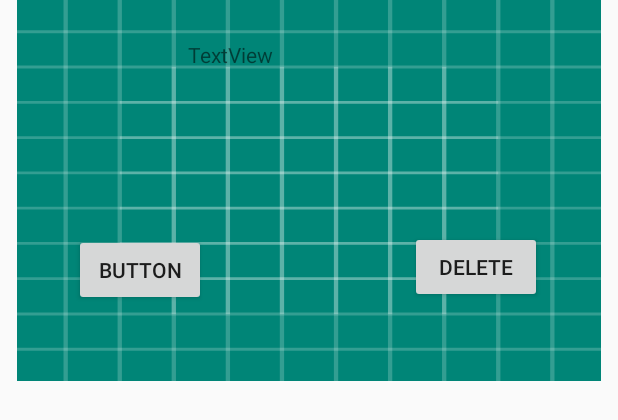
After one commit to barlettacoding/BarlettAPP, an Android app: the layout popup_util.xml on its own in the app's theme, with its tools: preview values and no code run, on a phone screen of 412 x 824 dp. The commit adds this screen. Shown: the top 420 px of the screen. Run offline under Robolectric (Android 15) with nearby library versions, the phone set to English and light mode, and no system bars; network calls fail.

Commit message:
Added id photo Fixed missing title. Added popup utils.

```diff
--- a/app/src/main/java/barletta/coding/barlettapp/UserDiaryList.java
+++ b/app/src/main/java/barletta/coding/barlettapp/UserDiaryList.java
@@ -82,4 +82,6 @@ public class UserDiaryList extends Fragment {
     }
 
 
+
+
 }
--- /dev/null
+++ b/app/src/main/res/layout/popup_util.xml
@@ -0,0 +1,52 @@
+<?xml version="1.0" encoding="utf-8"?>
+<android.support.constraint.ConstraintLayout
+    xmlns:android="http://schemas.android.com/apk/res/android"
+    xmlns:app="http://schemas.android.com/apk/res-auto"
+    xmlns:tools="http://schemas.android.com/tools"
+    android:layout_width="match_parent"
+    android:layout_height="match_parent">
+
+    <RelativeLayout
+        android:id="@+id/relativeLPopup"
+        android:layout_width="389dp"
+        android:layout_height="254dp"
+        android:layout_marginStart="8dp"
+        android:layout_marginEnd="8dp"
+        android:background="@drawable/ic_launcher_background"
+        app:layout_constraintEnd_toEndOf="parent"
+        app:layout_constraintStart_toStartOf="parent"
+        tools:layout_editor_absoluteY="197dp">
+
+        <Button
+            android:id="@+id/buttonCancelUtil"
+            android:layout_width="wrap_content"
+            android:layout_height="wrap_content"
+            android:layout_alignParentBottom="true"
+            android:layout_marginEnd="136dp"
+            android:layout_marginBottom="50dp"
+            android:layout_toStartOf="@+id/buttonDeleteUtils"
+            android:text="Button" />
+
+        <Button
+            android:id="@+id/buttonDeleteUtils"
+            android:layout_width="wrap_content"
+            android:layout_height="wrap_content"
+            android:layout_alignParentEnd="true"
+            android:layout_alignParentBottom="true"
+            android:layout_marginEnd="39dp"
+            android:layout_marginBottom="52dp"
+            android:text="@string/deleteString" />
+
+        <TextView
+            android:id="@+id/textViewPopupMessage"
+            android:layout_width="150dp"
+            android:layout_height="131dp"
+            android:layout_alignParentStart="true"
+            android:layout_alignParentEnd="true"
+            android:layout_alignParentBottom="true"
+            android:layout_marginStart="114dp"
+            android:layout_marginEnd="125dp"
+            android:layout_marginBottom="96dp"
+            android:text="TextView" />
+    </RelativeLayout>
+</android.support.constraint.ConstraintLayout>
--- a/app/src/main/res/values/strings.xml
+++ b/app/src/main/res/values/strings.xml
@@ -27,5 +27,7 @@
     <string name="description_text">Description</string>
     <string name="title_text">Title</string>
     <string name="save_text">Save</string>
+    <string name="deleteString">Delete</string>
+    <string name="insertPhotoTitle">Please, insert the title</string>
 
 </resources>
```
Also changed, not shown: app/src/main/java/barletta/coding/barlettapp/CustomArrayAdapterDiary.java (+11 -0 lines), app/src/main/java/barletta/coding/barlettapp/DiaryDbHelper.java (+10 -0 lines), app/src/main/java/barletta/coding/barlettapp/PopupUtil.java (added, +51 -0 lines), app/src/main/java/barletta/coding/barlettapp/UserAddDiaryFragment.java (+36 -22 lines).
